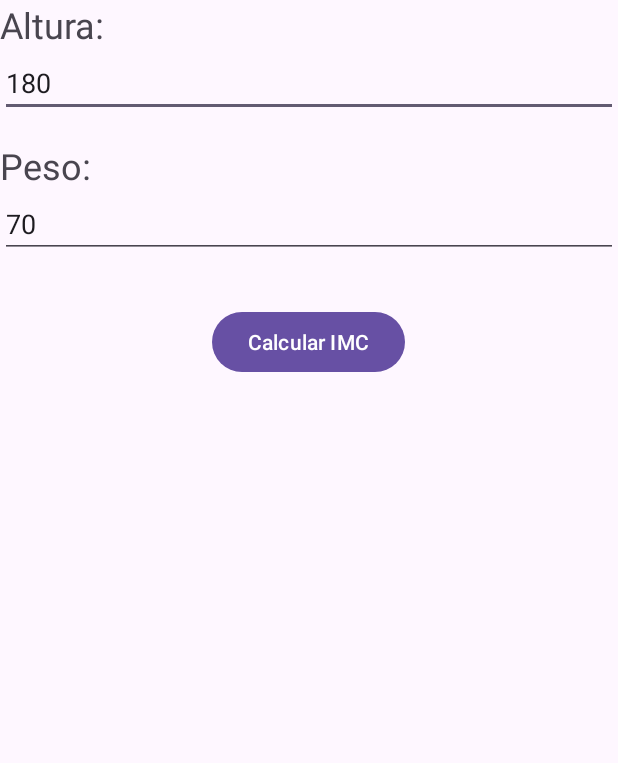
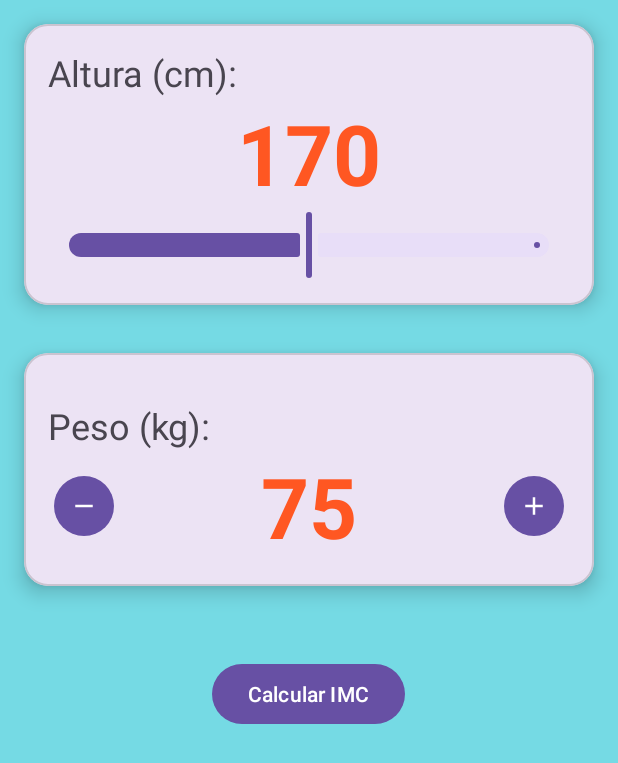
Before and after one commit to IgniteCoders/BMI-Calculator, an Android app: the screen it shows after launch (MainActivity), on a phone screen of 412 x 824 dp. Shown: the top 763 px of the screen. Run offline under Robolectric (Android 15) with nearby library versions, the phone set to English and light mode, and no system bars.

Commit message:
Changing the app design

```diff
--- a/app/src/main/java/com/example/bmi_calculator/MainActivity.kt
+++ b/app/src/main/java/com/example/bmi_calculator/MainActivity.kt
@@ -8,14 +8,23 @@ import androidx.activity.enableEdgeToEdge
 import androidx.appcompat.app.AppCompatActivity
 import androidx.core.view.ViewCompat
 import androidx.core.view.WindowInsetsCompat
+import com.google.android.material.slider.Slider
 import kotlin.math.pow
 
 class MainActivity : AppCompatActivity() {
 
-    lateinit var heightEditText: EditText
-    lateinit var weightEditText: EditText
+    lateinit var heightTextView: TextView
+    lateinit var heightSlider: Slider
+
+    lateinit var weightTextView: TextView
+    lateinit var weightAddButton: Button
+    lateinit var weightMinusButton: Button
+
+
     lateinit var calculateButton: Button
     lateinit var resultTextView: TextView
+
+    var weight = 75.0f
 
     override fun onCreate(savedInstanceState: Bundle?) {
         super.onCreate(savedInstanceState)
@@ -30,17 +39,43 @@ class MainActivity : AppCompatActivity() {
             insets
         }
 
-        heightEditText = findViewById(R.id.heightEditText)
-        weightEditText = findViewById(R.id.weightEditText)
+        heightTextView = findViewById(R.id.heightTextView)
+        heightSlider = findViewById(R.id.heightSlider)
+
+        weightTextView = findViewById(R.id.weightTextView)
+        weightAddButton = findViewById(R.id.weightAddButton)
+        weightMinusButton = findViewById(R.id.weightMinusButton)
+
+
+
+
+
         calculateButton = findViewById(R.id.calculateButton)
         resultTextView = findViewById(R.id.resultTextView)
 
-        heightEditText.setText("180")
-        weightEditText.setText("70")
+        heightSlider.addOnChangeListener { slider, value, fromUser ->
+            heightTextView.text = "${value.toInt()}"
+        }
+
+        weightAddButton.setOnClickListener {
+            weight ++
+            weightTextView.text = "$weight"
+        }
+
+        weightMinusButton.setOnClickListener {
+            weight --
+            weightTextView.text = "$weight"
+        }
+
+
+
+
+        //heightEditText.setText("180")
+        //weightEditText.setText("70")
 
         calculateButton.setOnClickListener {
-            val height = heightEditText.text.toString().toFloat()
-            val weight = weightEditText.text.toString().toFloat()
+            val height = 0f//heightEditText.text.toString().toFloat()
+            val weight = 0f//weightEditText.text.toString().toFloat()
 
             val result = weight / (height / 100).pow(2)
 
--- /dev/null
+++ b/app/src/main/res/drawable/ic_add.xml
@@ -0,0 +1,5 @@
+<vector xmlns:android="http://schemas.android.com/apk/res/android" android:height="24dp" android:tint="#000000" android:viewportHeight="24" android:viewportWidth="24" android:width="24dp">
+
+    <path android:fillColor="@android:color/white" android:pathData="M19,13h-6v6h-2v-6H5v-2h6V5h2v6h6v2z"/>
+
+</vector>
--- /dev/null
+++ b/app/src/main/res/drawable/ic_minus.xml
@@ -0,0 +1,5 @@
+<vector xmlns:android="http://schemas.android.com/apk/res/android" android:height="24dp" android:tint="#000000" android:viewportHeight="24" android:viewportWidth="24" android:width="24dp">
+
+    <path android:fillColor="@android:color/white" android:pathData="M19,13H5v-2h14v2z"/>
+
+</vector>
--- a/app/src/main/res/layout/activity_main.xml
+++ b/app/src/main/res/layout/activity_main.xml
@@ -1,5 +1,6 @@
 <?xml version="1.0" encoding="utf-8"?>
-<LinearLayout xmlns:android="http://schemas.android.com/apk/res/android"
+<LinearLayout
+    xmlns:android="http://schemas.android.com/apk/res/android"
     xmlns:app="http://schemas.android.com/apk/res-auto"
     xmlns:tools="http://schemas.android.com/tools"
     android:id="@+id/main"
@@ -7,34 +8,115 @@
     android:layout_height="match_parent"
     tools:context=".MainActivity"
     android:orientation="vertical"
+    android:background="@color/background">
+
+    <!-- Altura -->
+
+    <com.google.android.material.card.MaterialCardView
+        android:layout_width="match_parent"
+        android:layout_height="wrap_content"
+        android:layout_margin="16dp"
+        app:cardCornerRadius="16dp"
+        app:cardElevation="8dp">
+
+        <LinearLayout
+            android:layout_width="match_parent"
+            android:layout_height="wrap_content"
+            android:orientation="vertical"
             android:padding="16dp">
 
             <TextView
                 android:layout_width="match_parent"
                 android:layout_height="wrap_content"
-        android:text="Altura:"
+                android:text="Altura (cm):"
                 android:textSize="24sp"/>
 
-    <EditText
-        android:id="@+id/heightEditText"
+            <TextView
+                android:id="@+id/heightTextView"
                 android:layout_width="match_parent"
                 android:layout_height="wrap_content"
-        android:hint="Altura en cm"
-        android:inputType="number"/>
+                android:text="170"
+                android:textSize="56sp"
+                android:textStyle="bold"
+                android:textColor="@color/primary"
+                android:textAlignment="center"/>
+
+            <com.google.android.material.slider.Slider
+                android:id="@+id/heightSlider"
+                android:layout_width="match_parent"
+                android:layout_height="wrap_content"
+                android:valueFrom="100"
+                android:valueTo="240"
+                android:value="170"
+                android:stepSize="1"
+                app:tickVisible="false"
+                app:labelBehavior="gone"/>
+
+        </LinearLayout>
+
+
+    </com.google.android.material.card.MaterialCardView>
+
+    <!-- Peso -->
+
+    <com.google.android.material.card.MaterialCardView
+        android:layout_width="match_parent"
+        android:layout_height="wrap_content"
+        android:layout_margin="16dp"
+        app:cardCornerRadius="16dp"
+        app:cardElevation="8dp">
+
+        <LinearLayout
+            android:layout_width="match_parent"
+            android:layout_height="wrap_content"
+            android:orientation="vertical"
+            android:padding="16dp">
 
             <TextView
                 android:layout_width="match_parent"
                 android:layout_height="wrap_content"
-        android:text="Peso:"
+                android:text="Peso (kg):"
                 android:textSize="24sp"
                 android:layout_marginTop="16dp"/>
 
-    <EditText
-        android:id="@+id/weightEditText"
+            <LinearLayout
                 android:layout_width="match_parent"
                 android:layout_height="wrap_content"
-        android:hint="Peso en kg"
-        android:inputType="numberDecimal"/>
+                android:orientation="horizontal"
+                android:gravity="center_vertical">
+
+                <Button
+                    android:id="@+id/weightMinusButton"
+                    style="?attr/materialIconButtonFilledStyle"
+                    android:layout_width="wrap_content"
+                    android:layout_height="wrap_content"
+                    app:icon="@drawable/ic_minus"/>
+
+                <TextView
+                    android:id="@+id/weightTextView"
+                    android:layout_width="0dp"
+                    android:layout_height="wrap_content"
+                    android:layout_weight="1"
+                    android:text="75"
+                    android:textSize="56sp"
+                    android:textStyle="bold"
+                    android:textColor="@color/primary"
+                    android:textAlignment="center"/>
+
+                <Button
+                    android:id="@+id/weightAddButton"
+                    style="?attr/materialIconButtonFilledStyle"
+                    android:layout_width="wrap_content"
+                    android:layout_height="wrap_content"
+                    app:icon="@drawable/ic_add"/>
+
+            </LinearLayout>
+
+        </LinearLayout>
+
+    </com.google.android.material.card.MaterialCardView>
+
+
 
     <Button
         android:id="@+id/calculateButton"
--- a/app/src/main/res/values/colors.xml
+++ b/app/src/main/res/values/colors.xml
@@ -2,4 +2,8 @@
 <resources>
     <color name="black">#FF000000</color>
     <color name="white">#FFFFFFFF</color>
+
+
+    <color name="background">#75DAE4</color>
+    <color name="primary">#FF5722</color>
 </resources>
```
Lines whose indentation alone changed are shown as unchanged.
